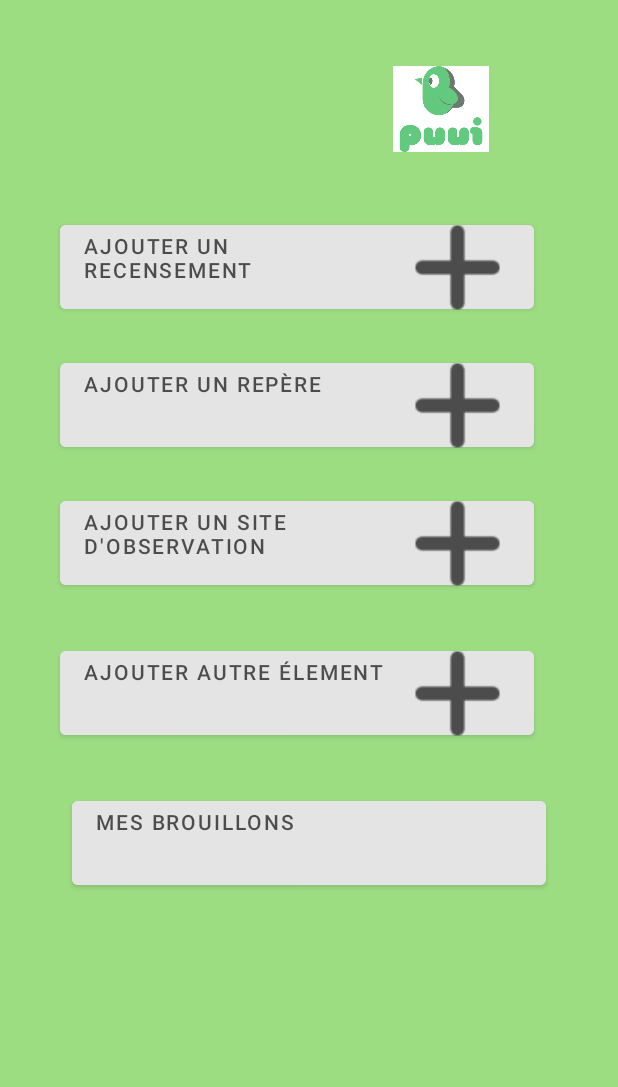
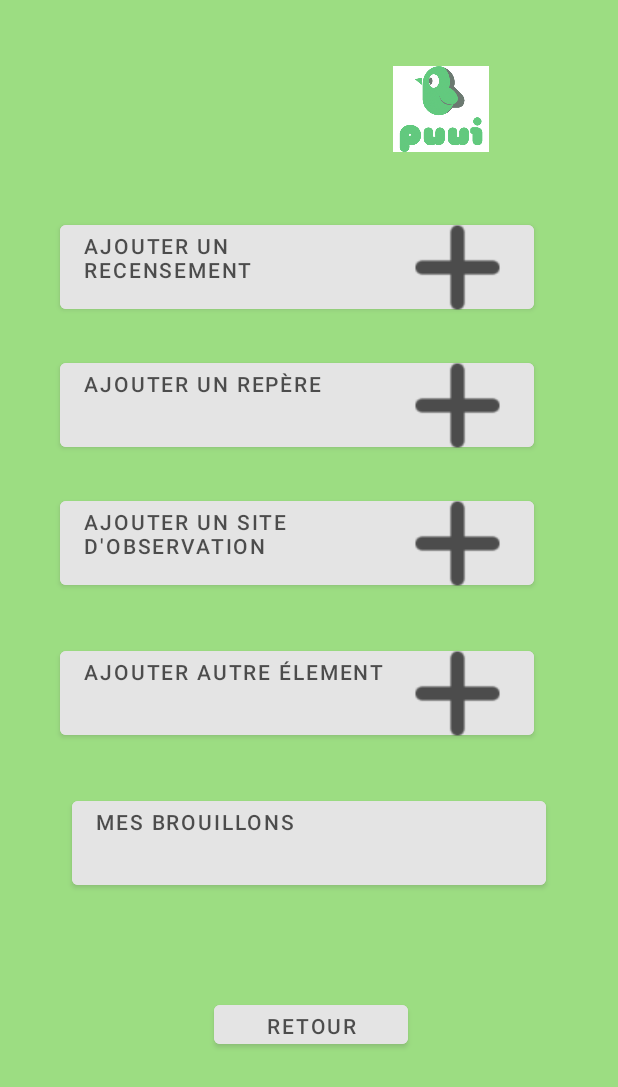
Before and after one commit to samuelboiss/PiouPiou, an Android app: the layout ajouter.xml on its own in the app's theme, with its tools: preview values and no code run, on a phone screen of 412 x 824 dp. Shown: the top 1087 px of the screen. Run offline under Robolectric (Android 15) with nearby library versions, the phone set to English and light mode, and no system bars.

Commit message:
add the return button

```diff
--- a/PiouPiou/app/src/main/res/layout/ajouter.xml
+++ b/PiouPiou/app/src/main/res/layout/ajouter.xml
@@ -90,5 +90,18 @@
         app:layout_constraintEnd_toEndOf="parent"
         app:layout_constraintTop_toTopOf="parent" />
 
+    <Button
+        android:layout_width="129dp"
+        android:layout_height="38dp"
+        android:layout_marginTop="664dp"
+        android:layout_marginEnd="140dp"
+        android:backgroundTint="@color/button_gray"
+        android:drawablePadding="10dp"
+        android:gravity="center"
+        android:text="Retour"
+        android:textColor="@color/black"
+        app:layout_constraintEnd_toEndOf="parent"
+        app:layout_constraintTop_toTopOf="parent"/>
+
 
 </androidx.constraintlayout.widget.ConstraintLayout>
```
